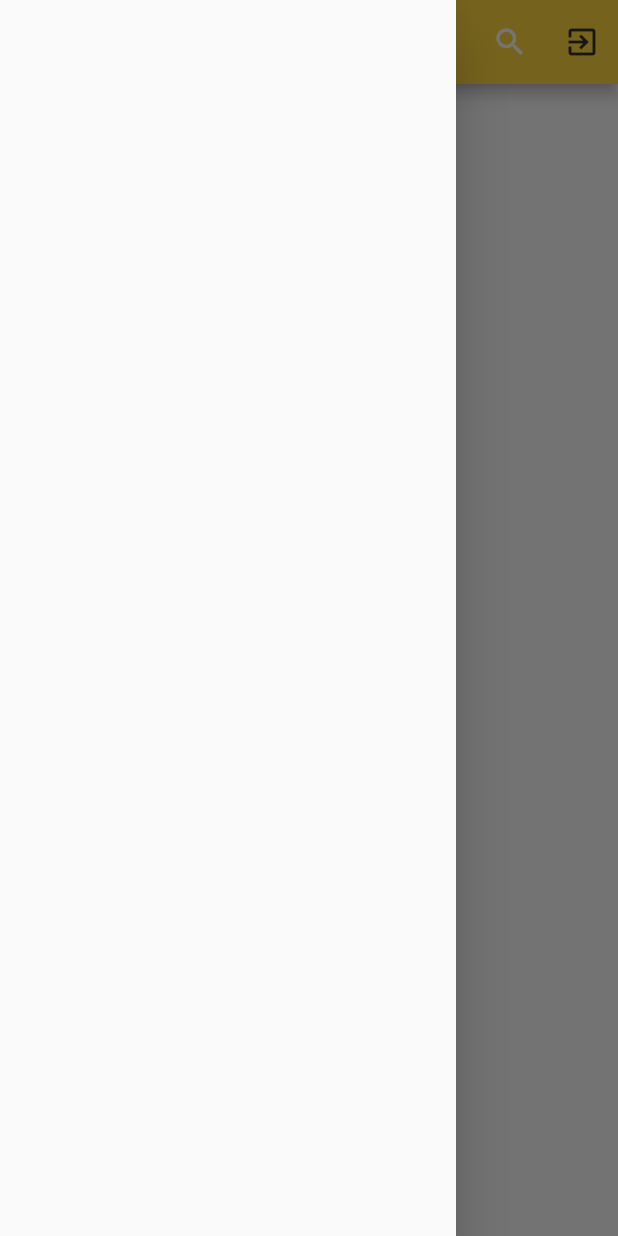
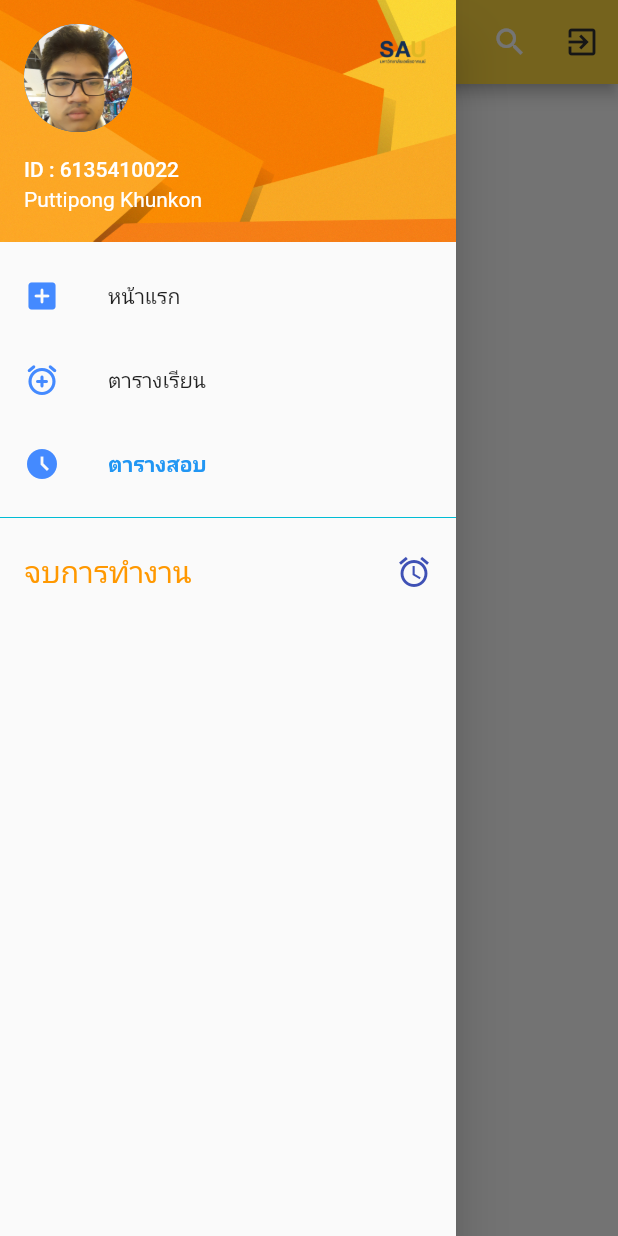
Before and after one commit to s6135410022/flutter_app_test1, a Flutter app: the SecondUI screen opened directly, with the side drawer open, on a phone screen of 412 x 824 dp. Run offline on Flutter 3.47's test engine with Material 2 defaults, Android fonts, the phone set to English and light mode, and no system bars.

Commit message:
code V1.2

```diff
--- a/lib/views/second_ui.dart
+++ b/lib/views/second_ui.dart
@@ -1,6 +1,7 @@
 import 'package:flutter/material.dart';
+
 class SecondUI extends StatefulWidget {
-  const SecondUI({ Key? key }) : super(key: key);
+  const SecondUI({Key? key}) : super(key: key);
 
   @override
   _SecondUIState createState() => _SecondUIState();
@@ -18,21 +19,106 @@ class _SecondUIState extends State<SecondUI> {
         centerTitle: true,
         actions: [
           IconButton(
-            onPressed: (){},
+            onPressed: () {},
             icon: Icon(
               Icons.search,
             ),
           ),
           IconButton(
-            onPressed: (){},
-          icon: Icon(
-            Icons.exit_to_app,
-            color: Colors.grey[850],
-          )
-          ),
+              onPressed: () {},
+              icon: Icon(
+                Icons.exit_to_app,
+                color: Colors.grey[850],
+              )),
         ],
       ),
-      drawer: Drawer(),
+      drawer: Drawer(
+        child: ListView(
+          padding: EdgeInsets.zero,
+          children: [
+            UserAccountsDrawerHeader(
+              accountEmail: Text(
+                'Puttipong Khunkon',
+              ),
+              accountName: Text(
+                'ID : 6135410022',
+              ),
+              currentAccountPicture: CircleAvatar(
+                backgroundImage: AssetImage(
+                  'assets/images/my.jpg',
+                ),
+              ),
+              otherAccountsPictures: [
+                Image.asset(
+                  'assets/images/logosau.png',
+                ),
+              ],
+              decoration: BoxDecoration(
+                image: DecorationImage(
+                  image: AssetImage(
+                    'assets/images/bgdrawer.png',
+                  ),
+                  fit: BoxFit.fill,
+                ),
+              ),
+            ),
+            ListTile(
+              onTap: () {},
+              title: Text(
+                'หน้าแรก',
+              ),
+              leading: Icon(
+                Icons.add_box_rounded,
+                color: Colors.blueAccent,
+              ),
+            ),
+            ListTile(
+              onTap: () {},
+              title: Text(
+                'ตารางเรียน',
+              ),
+              leading: Icon(
+                Icons.add_alarm_rounded,
+                color: Colors.blueAccent,
+              ),
+            ),
+            ListTile(
+              onTap: () {},
+              title: Text(
+                'ตารางสอบ',
+                style: TextStyle(
+                  color: Colors.blue,
+                  fontWeight: FontWeight.bold,
+                ),
+              ),
+              leading: Icon(
+                Icons.access_time_filled_sharp,
+                color: Colors.blueAccent,
+              ),
+            ),
+            Divider(
+              color: Colors.cyan,
+            ),
+            ListTile(
+              onTap: () {},
+              title: Text(
+                'จบการทำงาน',
+                style: TextStyle(
+                  color: Colors.orange,
+                  fontSize: 20.0,
+                ),
+              ),
+              trailing: InkWell(
+                onTap: (){},
+                child: Icon(
+                  Icons.access_alarm,
+                  color: Colors.indigo,
+                ),
+              ),
+            ),
+          ],
+        ),
+      ),
     );
   }
 }
--- a/pubspec.yaml
+++ b/pubspec.yaml
@@ -48,6 +48,10 @@ flutter:
   # assets:
   #   - images/a_dot_burr.jpeg
   #   - images/a_dot_ham.jpeg
+  assets:
+    - assets/images/bgdrawer.png
+    - assets/images/logosau.png
+    - assets/images/my.jpg
 
   # An image asset can refer to one or more resolution-specific "variants", see
   # https://flutter.dev/assets-and-images/#resolution-aware.
```
Also changed, not shown: lib/main.dart (+6 -1 lines), lib/views/home_ui.dart (deleted, +0 -9 lines), lib/views/third_a_ui.dart (added, +20 -0 lines), lib/views/third_b_ui.dart (added, +20 -0 lines), lib/views/third_c_ui.dart (added, +20 -0 lines), lib/views/third_d_ui.dart (added, +20 -0 lines), lib/views/third_ui.dart (+59 -2 lines), assets/images/bgdrawer.png (added), assets/images/logosau.png (added), assets/images/my.jpg (added).
